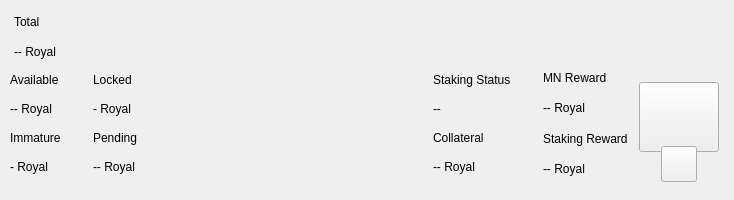
ElysiumRoyale/ROYAL, file src/qt/elysium_royale/forms/topbar.ui: the form before one commit.
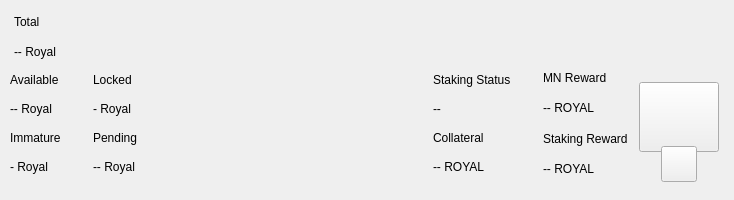
The form after the commit. Custom widgets are drawn as their Qt base class.

What changed in the file:
```diff
--- a/src/qt/elysium_royale/forms/topbar.ui
+++ b/src/qt/elysium_royale/forms/topbar.ui
@@ -496,7 +496,7 @@
              <item>
               <widget class="QLabel" name="labelCollateralRoyal">
                <property name="text">
-                <string notr="true">-- Royal</string>
+                <string notr="true">-- ROYAL</string>
                </property>
               </widget>
              </item>
@@ -527,7 +527,7 @@
               <item>
                <widget class="QLabel" name="labelMNRewardvalue">
                 <property name="text">
-                 <string>-- Royal</string>
+                 <string>-- ROYAL</string>
                 </property>
                </widget>
               </item>
@@ -541,7 +541,7 @@
               <item>
                <widget class="QLabel" name="labelStakingRewardvalue">
                 <property name="text">
-                 <string notr="true">-- Royal</string>
+                 <string notr="true">-- ROYAL</string>
                 </property>
                </widget>
               </item>
```
